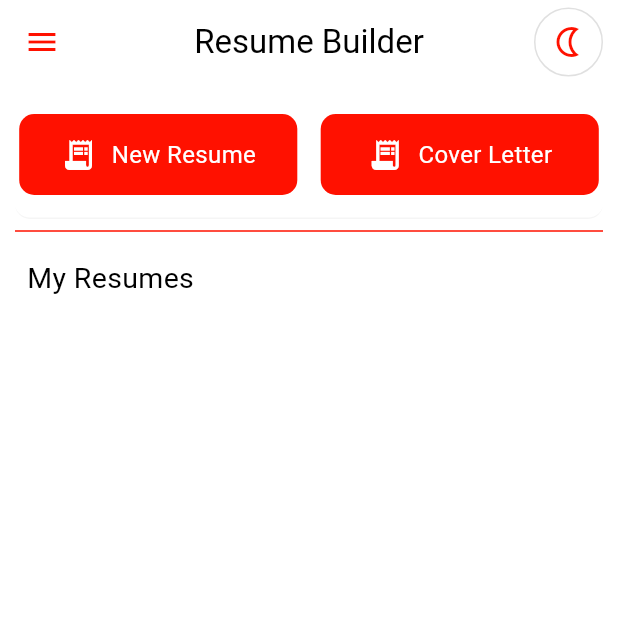
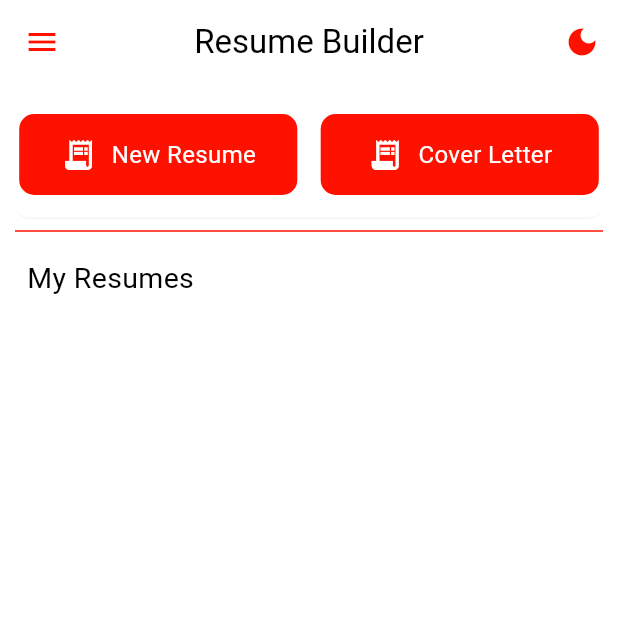
Before and after one commit to musabhira/Resume_builder_App, a Flutter app: the screen it shows after launch, on a phone screen of 412 x 824 dp, the top half of it. Run offline on Flutter 3.47's test engine with Material 3 defaults, Android fonts, the phone set to English and light mode, and no system bars; our stand-ins replace flutter_hooks, flutter_riverpod, freezed_annotation, hooks_riverpod, riverpod_annotation, shared_preferences; generated files the repository leaves out were written again.

Commit message:
dark theme setting

```diff
--- a/lib/main.dart
+++ b/lib/main.dart
@@ -1,24 +1,40 @@
 import 'package:flutter/material.dart';
 import 'package:flutter_riverpod/flutter_riverpod.dart';
 import 'package:resume_builder_app/view/home_page.dart';
+import 'package:flutter_hooks/flutter_hooks.dart';
+import 'package:hooks_riverpod/hooks_riverpod.dart';
+import 'package:shared_preferences/shared_preferences.dart';
 
 void main() {
   runApp(const ProviderScope(child: MyApp()));
 }
 
-class MyApp extends StatelessWidget {
+class MyApp extends HookWidget {
   const MyApp({super.key});
 
   @override
-  Widget build(BuildContext context) {
+  Widget build(
+    BuildContext context,
+  ) {
+    final darkLight = useState(false);
+
+    useEffect(() {
+      final prefs = SharedPreferences.getInstance();
+      prefs.then((value) => darkLight.value = value.getBool('theme') ?? false);
+
+      return null;
+    });
+
     return MaterialApp(
       debugShowCheckedModeBanner: false,
       title: 'Flutter Demo',
-      theme: ThemeData(
-        colorScheme: ColorScheme.fromSeed(seedColor: Colors.deepPurple),
-        useMaterial3: true,
+      theme: darkLight.value
+          ? ThemeData.dark()
+          : ThemeData(
+              colorScheme: ColorScheme.fromSeed(seedColor: Colors.black)),
+      home: HomePage(
+        theme: darkLight,
       ),
-      home: const HomePage(),
     );
   }
 }
--- a/lib/view/home_page.dart
+++ b/lib/view/home_page.dart
@@ -2,17 +2,23 @@ import 'dart:ui';
 
 import 'package:flutter/material.dart';
 import 'package:flutter_riverpod/flutter_riverpod.dart';
+import 'package:shared_preferences/shared_preferences.dart';
 
 final localStorageProvider = Provider((_) => LocalStorage());
 
 class HomePage extends ConsumerWidget {
-  const HomePage({super.key});
+  final ValueNotifier<bool> theme;
+  const HomePage({super.key, required this.theme});
 
   @override
   Widget build(BuildContext context, WidgetRef ref) {
     final List<Resume> resumes = [];
 
     final double width = MediaQuery.of(context).size.width;
+    void changeTheme() async {
+      theme.value = !theme.value;
+      (await SharedPreferences.getInstance()).setBool('theme', theme.value);
+    }
 
     return Scaffold(
       backgroundColor: Colors.white,
@@ -30,18 +36,14 @@ class HomePage extends ConsumerWidget {
         ),
         actions: <Widget>[
           GestureDetector(
-            onTap: () {},
-            child: Container(
-              padding: const EdgeInsets.all(10.0),
-              margin: const EdgeInsets.only(right: 10.0),
-              decoration: BoxDecoration(
-                shape: BoxShape.circle,
-                border: Border.all(color: Colors.grey.shade300),
+            onTap: () {
+              theme.value = !theme.value;
+            },
+            child: IconButton(
+              icon: Icon(
+                theme.value ? Icons.light_mode : Icons.dark_mode,
               ),
-              child: const Icon(
-                Icons.nightlight_outlined,
-                color: Color.fromARGB(255, 255, 17, 0),
-              ),
+              onPressed: () => changeTheme(),
             ),
           ),
         ],
```
